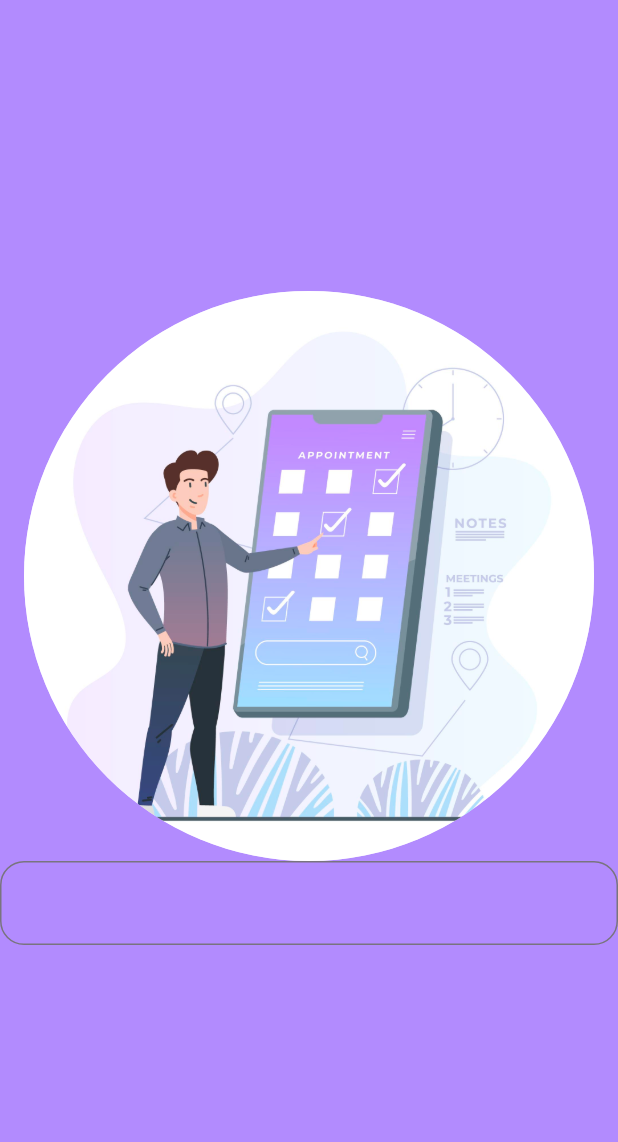
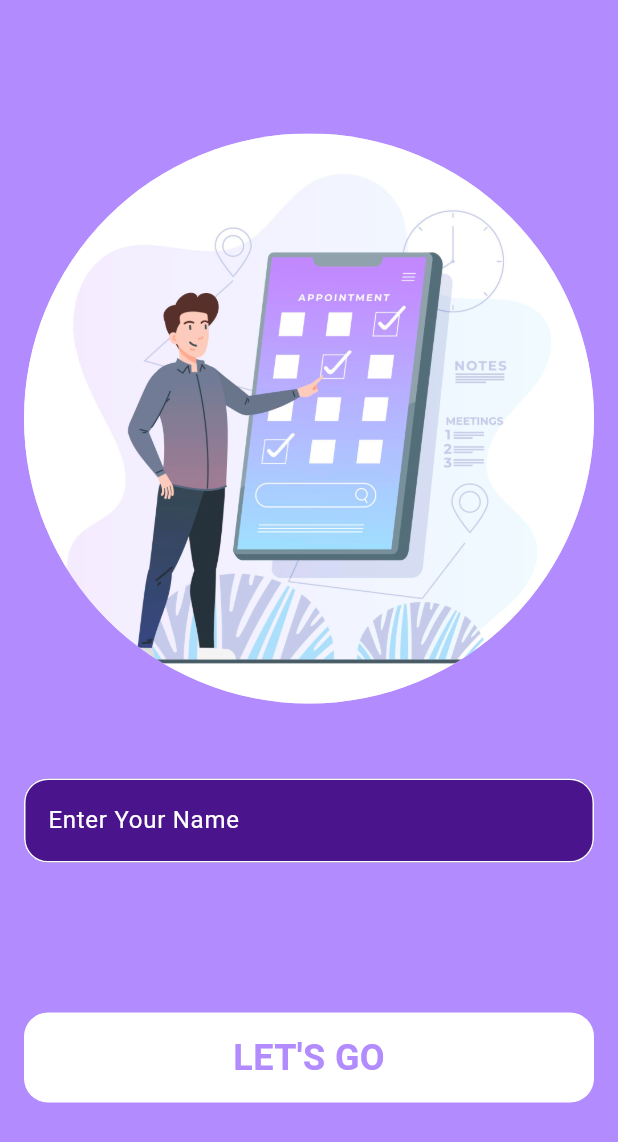
Before and after one commit to mozidan27/ToDoFinalLook, a Flutter app: the screen it shows after launch, on a phone screen of 412 x 824 dp. Shown: the top 1142 px of the screen. Run offline on Flutter 3.47's test engine with Material 3 defaults, Android fonts, the phone set to English and light mode, and no system bars; our stand-ins replace gap.

Commit message:
Welcome page created

```diff
--- /dev/null
+++ b/lib/Pages/home_page.dart
@@ -0,0 +1,10 @@
+import 'package:flutter/material.dart';
+
+class HomePage extends StatelessWidget {
+  const HomePage({super.key});
+
+  @override
+  Widget build(BuildContext context) {
+    return const Scaffold();
+  }
+}
--- a/lib/Pages/welcome_page.dart
+++ b/lib/Pages/welcome_page.dart
@@ -1,32 +1,79 @@
+import 'package:flutter/cupertino.dart';
 import 'package:flutter/material.dart';
+import 'package:flutter/widgets.dart';
+import 'package:gap/gap.dart';
+import 'package:todo/Pages/home_page.dart';
+import 'package:todo/widgets/mybutton.dart';
 
 class WelcomePage extends StatelessWidget {
   const WelcomePage({super.key});
 
+  void _navigation(BuildContext context) {
+    Navigator.of(context).push(MaterialPageRoute(
+      builder: (context) {
+        return const HomePage();
+      },
+    ));
+  }
+
   @override
   Widget build(BuildContext context) {
-    return const Scaffold(
-      backgroundColor: Color(0xffb28bfe),
+    return Scaffold(
+      backgroundColor: const Color(0xffb28bfe),
       body: Center(
+        child: Padding(
+          padding: const EdgeInsets.symmetric(horizontal: 16, vertical: 16),
           child: Column(
             mainAxisAlignment: MainAxisAlignment.center,
             children: [
-            CircleAvatar(
+              const CircleAvatar(
                 backgroundImage: AssetImage('assets/WB.jpg'),
                 radius: 190,
               ),
+              const Gap(50),
               TextField(
                 decoration: InputDecoration(
-                border: OutlineInputBorder(
+                  fillColor: Colors.purple[900],
+                  filled: true,
+                  hintText: "Enter Your Name",
+                  hintStyle: const TextStyle(color: Colors.white),
+                  border: const OutlineInputBorder(
+                    borderSide: BorderSide(color: Colors.white),
                     borderRadius: BorderRadius.all(
                       Radius.circular(16),
                     ),
                   ),
+                  enabledBorder: const OutlineInputBorder(
+                    borderSide: BorderSide(color: Colors.white),
+                    borderRadius: BorderRadius.all(
+                      Radius.circular(16),
+                    ),
+                  ),
+                  disabledBorder: const OutlineInputBorder(
+                    borderRadius: BorderRadius.all(
+                      Radius.circular(16),
+                    ),
+                    borderSide: BorderSide(color: Colors.white),
+                  ),
+                  focusedBorder: const OutlineInputBorder(
+                    borderRadius: BorderRadius.all(
+                      Radius.circular(16),
+                    ),
+                    borderSide: BorderSide(color: Colors.white),
+                  ),
+                ),
+              ),
+              const Gap(100),
+              GestureDetector(
+                onTap: () => _navigation(context),
+                child: const MyButton(
+                  buttonName: "LET'S GO",
                 ),
               )
             ],
           ),
         ),
+      ),
     );
   }
 }
--- /dev/null
+++ b/lib/widgets/mybutton.dart
@@ -0,0 +1,29 @@
+import 'package:flutter/material.dart';
+
+class MyButton extends StatelessWidget {
+  const MyButton({
+    super.key,
+    required this.buttonName,
+  });
+  final String buttonName;
+
+  @override
+  Widget build(BuildContext context) {
+    return Container(
+      width: double.infinity,
+      height: 60,
+      decoration: BoxDecoration(
+        color: Colors.white,
+        borderRadius: BorderRadius.circular(16),
+      ),
+      alignment: Alignment.center,
+      child: Text(
+        buttonName,
+        style: const TextStyle(
+            color: Color(0xffb28bfe),
+            fontWeight: FontWeight.bold,
+            fontSize: 24),
+      ),
+    );
+  }
+}
```
Also changed, not shown: pubspec.yaml (+4 -11 lines), pubspec.lock. Lines whose indentation alone changed are shown as unchanged.
